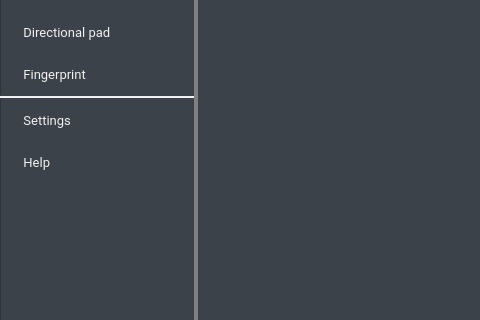
Old version of the form android/skin/qt/extended.ui in the repository vicamo/libandroid-emugl; both pictures show x 0 to 480 and y 169 to 489 of the 820 by 600 pixel window.
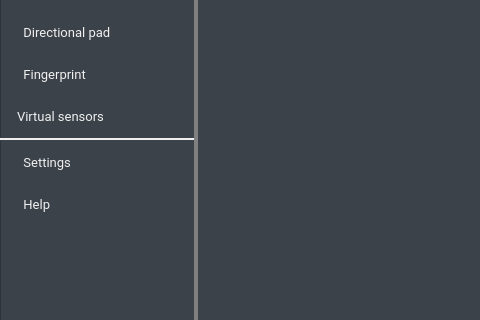
New version of the form. Icons and pictures are not drawn. Custom widgets are drawn as their Qt base class.

What changed in the file:
```diff
--- a/android/skin/qt/extended.ui
+++ b/android/skin/qt/extended.ui
@@ -576,7 +576,7 @@
    <property name="geometry">
     <rect>
      <x>0</x>
-     <y>268</y>
+     <y>310</y>
      <width>194</width>
      <height>42</height>
     </rect>
@@ -657,7 +657,7 @@
    <property name="geometry">
     <rect>
      <x>0</x>
-     <y>310</y>
+     <y>352</y>
      <width>194</width>
      <height>42</height>
     </rect>
@@ -738,7 +738,7 @@
    <property name="geometry">
     <rect>
      <x>0</x>
-     <y>264</y>
+     <y>306</y>
      <width>194</width>
      <height>4</height>
     </rect>
@@ -756,6 +756,53 @@
     <string>HorizDivider</string>
    </property>
   </widget>
+  <widget class="QPushButton" name="virtSensorsButton">
+   <property name="geometry">
+    <rect>
+     <x>0</x>
+     <y>264</y>
+     <width>194</width>
+     <height>42</height>
+    </rect>
+   </property>
+   <property name="font">
+    <font>
+     <family>Roboto</family>
+     <pointsize>10</pointsize>
+    </font>
+   </property>
+   <property name="autoFillBackground">
+    <bool>false</bool>
+   </property>
+   <property name="styleSheet">
+    <string notr="true">text-align: left; padding: 0px 0px 0px 16px;</string>
+   </property>
+   <property name="text">
+    <string>Virtual sensors</string>
+   </property>
+   <property name="icon">
+    <iconset resource="resources.qrc">
+     <normaloff>:/light/virtSensors</normaloff>:/light/virtSensors</iconset>
+   </property>
+   <property name="iconSize">
+    <size>
+     <width>20</width>
+     <height>20</height>
+    </size>
+   </property>
+   <property name="checkable">
+    <bool>true</bool>
+   </property>
+   <property name="flat">
+    <bool>true</bool>
+   </property>
+   <property name="themeIconName" stdset="0">
+    <string>virtSensors</string>
+   </property>
+   <property name="ColorGroup" stdset="0">
+    <string>MajorTab</string>
+   </property>
+  </widget>
   <zorder>spacer2Button</zorder>
   <zorder>spacer1Button</zorder>
   <zorder>settingsButton</zorder>
```
Left out of the diff: 1 changed line with no effect on the pictures.
